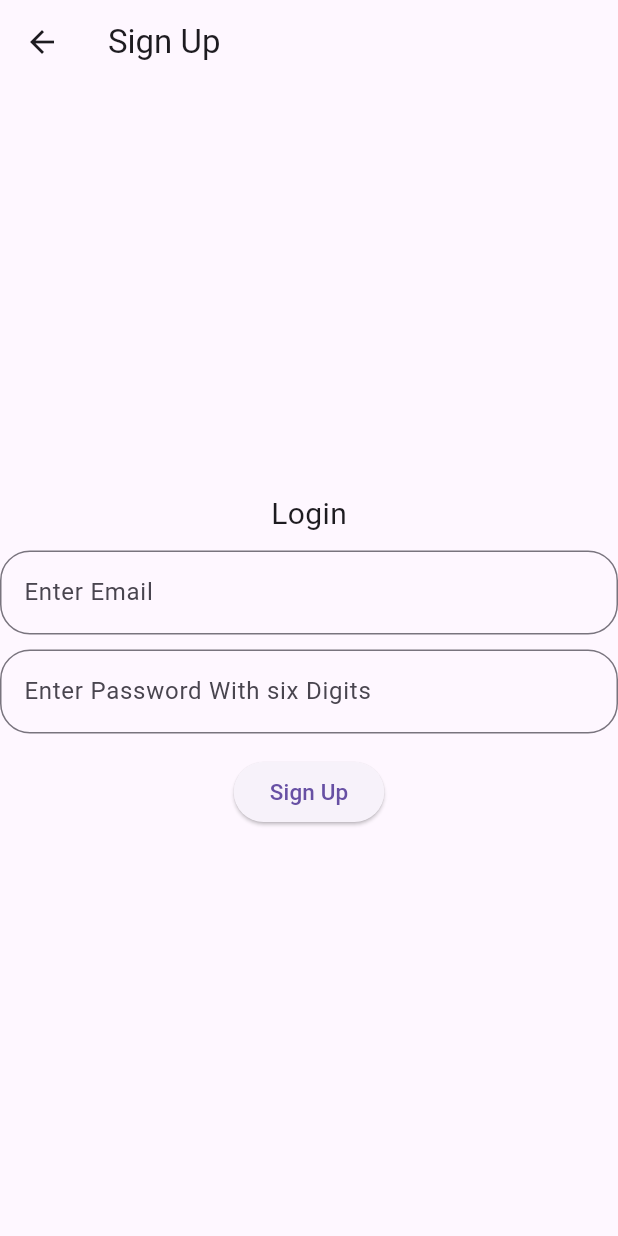
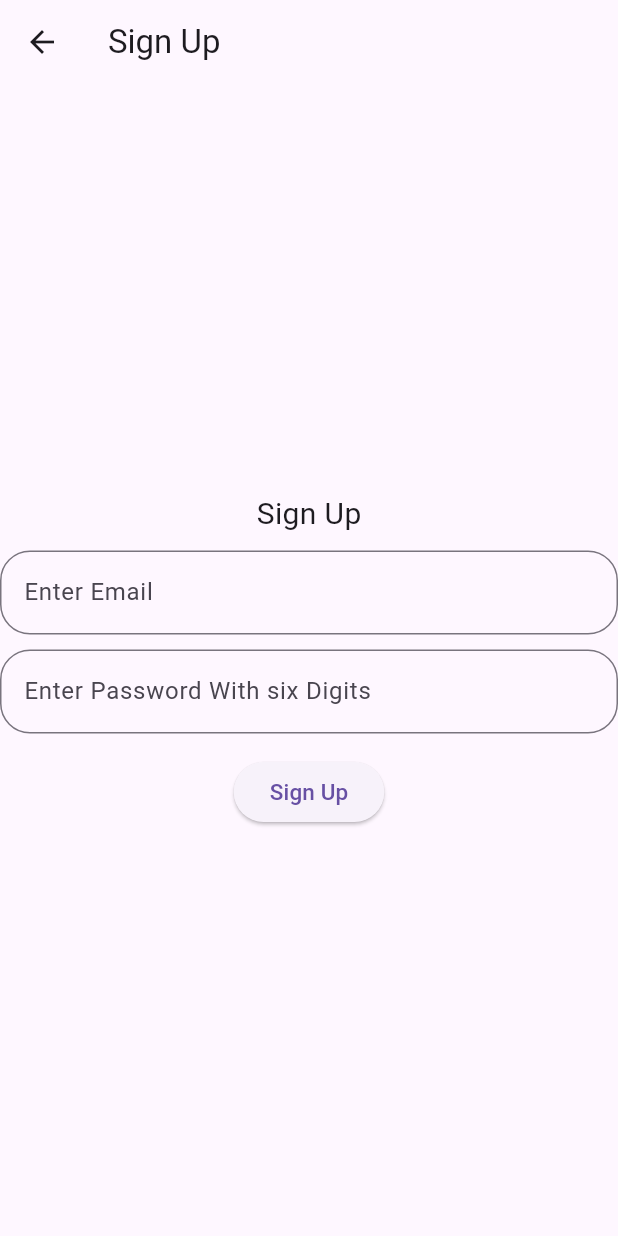
Before and after one commit to JayPinage/chat_app, a Flutter app: the screen it shows after launch, after a tap on "Login", after a tap on "Sign Up", on a phone screen of 412 x 824 dp. Run offline on Flutter 3.47's test engine with Material 3 defaults, Android fonts, the phone set to English and light mode, and no system bars; our stand-ins replace bloc, firebase_auth, firebase_core, flutter_bloc; accounts and stored records are empty.

Commit message:
Auth function

```diff
--- /dev/null
+++ b/lib/Blocs/Authbloc/bloc/auth_bloc.dart
@@ -0,0 +1,40 @@
+import 'dart:async';
+
+import 'package:bloc/bloc.dart';
+import 'package:chart_app/Repository/repo.dart';
+import 'package:meta/meta.dart';
+
+part 'auth_event.dart';
+part 'auth_state.dart';
+
+class AuthBloc extends Bloc<AuthEvent, AuthState> {
+  AuthRepository repo;
+  AuthBloc(this.repo) : super(AuthInitial()) {
+    on<SigninEvent>(_signinEvent);
+    on<LoginEvent>(_loginEvent);
+  }
+
+  FutureOr<void> _signinEvent(
+    SigninEvent event,
+    Emitter<AuthState> emit,
+  ) async {
+    emit(AuthLoadingState());
+    try {
+      await repo.signup(event.email, event.password);
+
+      emit(AuthSuccessState());
+    } catch (e) {
+      emit(AuthFailureState());
+    }
+  }
+
+  FutureOr<void> _loginEvent(LoginEvent event, Emitter<AuthState> emit) async {
+    emit(AuthLoadingState());
+
+    try {
+      await repo.login(event.email, event.password);
+    } catch (e) {
+      emit(AuthFailureState());
+    }
+  }
+}
--- /dev/null
+++ b/lib/Blocs/Authbloc/bloc/auth_event.dart
@@ -0,0 +1,20 @@
+part of 'auth_bloc.dart';
+
+sealed class AuthEvent {}
+
+class SigninEvent extends AuthEvent{
+
+   final String email;
+   final String password;
+
+  SigninEvent({required this.email,required this.password});
+}
+
+
+class LoginEvent extends AuthEvent{
+
+ final  String email;
+ final  String password;
+
+  LoginEvent({required this.email,required this.password});
+}
--- /dev/null
+++ b/lib/Blocs/Authbloc/bloc/auth_state.dart
@@ -0,0 +1,14 @@
+part of 'auth_bloc.dart';
+
+@immutable
+sealed class AuthState {}
+
+final class AuthInitial extends AuthState {}
+
+
+class AuthLoadingState extends AuthState{}
+
+
+class AuthSuccessState extends AuthState{}
+
+class AuthFailureState extends AuthState{}
--- a/lib/Screens/login_screen.dart
+++ b/lib/Screens/login_screen.dart
@@ -1,5 +1,8 @@
+import 'package:chart_app/Blocs/Authbloc/bloc/auth_bloc.dart';
+import 'package:chart_app/Screens/homeScreen.dart';
 import 'package:chart_app/screens/sign_up_screen.dart';
 import 'package:flutter/material.dart';
+import 'package:flutter_bloc/flutter_bloc.dart';
 
 class LoginScreen extends StatefulWidget {
   const LoginScreen({super.key});
@@ -8,7 +11,7 @@ class LoginScreen extends StatefulWidget {
 }
 
 class _LoginScreen extends State<LoginScreen> {
-  final  user = GlobalKey<FormState>();
+  final user = GlobalKey<FormState>();
 
   TextEditingController email = TextEditingController();
 
@@ -19,7 +22,11 @@ class _LoginScreen extends State<LoginScreen> {
     return Scaffold(
       appBar: AppBar(title: Text("Login")),
 
-      body: Form(
+      body: BlocBuilder<AuthBloc, AuthState>(
+        builder: (context, state) {
+
+
+          return state is AuthLoadingState ?Center(child: CircularProgressIndicator(),): Form(
             key: user,
             child: Column(
               mainAxisAlignment: MainAxisAlignment.center,
@@ -30,7 +37,6 @@ class _LoginScreen extends State<LoginScreen> {
                 SizedBox(height: 10),
 
                 TextFormField(
-
                   controller: email,
 
                   decoration: InputDecoration(
@@ -53,7 +59,7 @@ class _LoginScreen extends State<LoginScreen> {
                 SizedBox(height: 10),
 
                 TextFormField(
-
+                  obscureText: true,
                   controller: password,
 
                   decoration: InputDecoration(
@@ -75,26 +81,40 @@ class _LoginScreen extends State<LoginScreen> {
 
                 SizedBox(height: 15),
 
-             ElevatedButton(onPressed: (){
-
-
-                 if(user.currentState!.validate()){
-
-                 }
+                ElevatedButton(
+                  onPressed: () {
 
 
 
-             }, child: Text("Login")),
 
-             SizedBox(height: 15,),
+                    if (user.currentState!.validate()) {
+                        context.read<AuthBloc>().add(
+                      LoginEvent(email: email.text, password: password.text),
+                    );
 
-             Text("Not Have An Account ? ",style: TextStyle(fontSize: 13),),
+                    Navigator.push(context, MaterialPageRoute(builder: (context)=>Homescreen()));
+                    }
+                  },
+                  child: Text("Login"),
+                ),
 
-             TextButton(onPressed: (){
-              Navigator.push(context,MaterialPageRoute(builder: (context)=>SignUpScreen()));
-             }, child:Text("Sign Up",style: TextStyle(fontSize: 13),)),
+                SizedBox(height: 15),
+
+                Text("Not Have An Account ? ", style: TextStyle(fontSize: 13)),
+
+                TextButton(
+                  onPressed: () {
+                    Navigator.push(
+                      context,
+                      MaterialPageRoute(builder: (context) => SignUpScreen()),
+                    );
+                  },
+                  child: Text("Sign Up", style: TextStyle(fontSize: 13)),
+                ),
               ],
             ),
+          );
+        },
       ),
     );
   }
--- a/lib/Screens/sign_up_screen.dart
+++ b/lib/Screens/sign_up_screen.dart
@@ -1,7 +1,10 @@
 
 
 
+import 'package:chart_app/Blocs/Authbloc/bloc/auth_bloc.dart';
+import 'package:chart_app/Screens/homeScreen.dart';
 import 'package:flutter/material.dart';
+import 'package:flutter_bloc/flutter_bloc.dart';
 
 
 class SignUpScreen extends StatefulWidget {
@@ -26,19 +29,22 @@ TextEditingController password=TextEditingController();
       ),
 
       body: Form(
+        key:key ,
         child: Column(
           mainAxisAlignment: MainAxisAlignment.center,
           crossAxisAlignment: CrossAxisAlignment.center,
           children: [
-             Text("Login", style: TextStyle(fontSize: 20)),
+             Text("Sign Up", style: TextStyle(fontSize: 20)),
 
             SizedBox(height: 10),
 
             TextFormField(
+              obscureText: true,
 
               controller: email,
 
               decoration: InputDecoration(
+
                 hintText: "Enter Email",
 
                 border: OutlineInputBorder(
@@ -84,6 +90,9 @@ TextEditingController password=TextEditingController();
 
 
                  if(key.currentState!.validate()){
+                   context.read<AuthBloc>().add(SigninEvent(email: email.text, password: password.text));
+
+               Navigator.push(context, MaterialPageRoute(builder: (context)=>Homescreen()));
 
                  }
 
--- a/lib/main.dart
+++ b/lib/main.dart
@@ -1,7 +1,10 @@
+import 'package:chart_app/Blocs/Authbloc/bloc/auth_bloc.dart';
+import 'package:chart_app/Repository/repo.dart';
 import 'package:chart_app/Screens/splash_screen.dart';
 import 'package:chart_app/firebase_options.dart';
 import 'package:firebase_core/firebase_core.dart';
 import 'package:flutter/material.dart';
+import 'package:flutter_bloc/flutter_bloc.dart';
 
 Future<void> main() async {
   WidgetsFlutterBinding.ensureInitialized();
@@ -14,7 +17,9 @@ class MyApp extends StatelessWidget {
 
   @override
   Widget build(BuildContext context) {
-
-    return MaterialApp(home: SplashScreen());
+    return BlocProvider(
+      create: (context) => AuthBloc(AuthRepository()),
+      child: MaterialApp(home: SplashScreen()),
+    );
   }
 }
```
Also changed, not shown: lib/Repository/repo.dart (+16 -20 lines), lib/Screens/homeScreen.dart (added, +17 -0 lines). Lines whose indentation alone changed are shown as unchanged.
